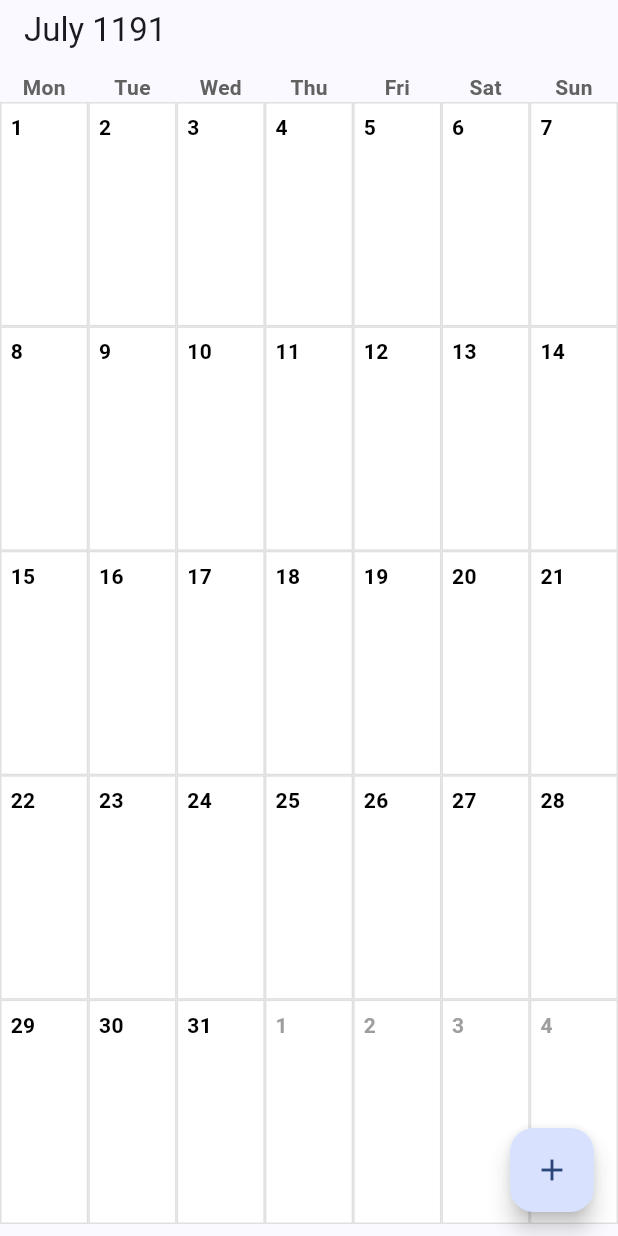
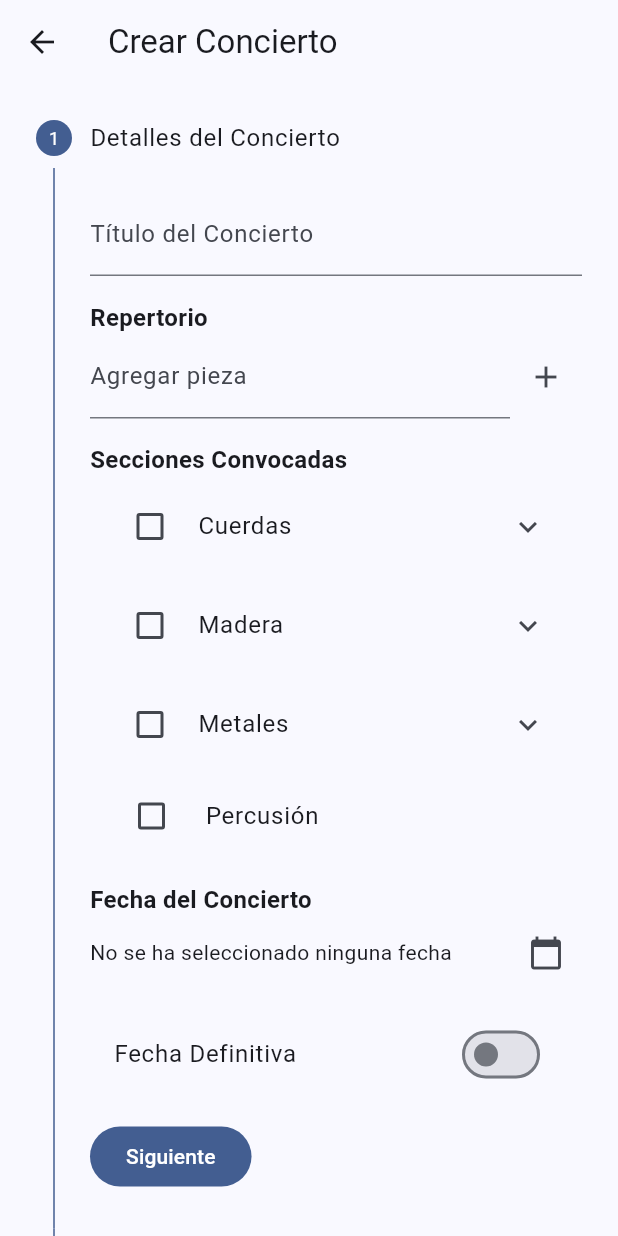
Before and after one commit to Binaretech/orchestra-rehearsal-scheduler, a Flutter app: the screen it shows after launch, after a tap on the "add" icon, on a phone screen of 412 x 824 dp. Run offline on Flutter 3.47's test engine with Material 3 defaults, Android fonts, the phone set to English and light mode, and no system bars.

Commit message:
WIP create concert form

```diff
--- a/lib/screens/calendar_page.dart
+++ b/lib/screens/calendar_page.dart
@@ -1,5 +1,6 @@
 import 'package:flutter/material.dart';
 import 'package:intl/intl.dart';
+import 'package:orchestra_rehearsal_scheduler/screens/create_concert_page.dart';
 import 'package:orchestra_rehearsal_scheduler/widgets/calendar/calendar.dart';
 
 class CalendarPage extends StatefulWidget {
@@ -39,7 +40,9 @@ class CalendarPageState extends State<CalendarPage> {
       ),
       floatingActionButton: FloatingActionButton(
         onPressed: () {
-          // You can navigate to the page to add an event
+          Navigator.of(context).push(MaterialPageRoute(
+            builder: (context) => const CreateConcertPage(),
+          ));
         },
         child: const Icon(Icons.add),
       ),
--- /dev/null
+++ b/lib/screens/create_concert_page.dart
@@ -0,0 +1,16 @@
+import 'package:flutter/material.dart';
+import 'package:orchestra_rehearsal_scheduler/widgets/create_concert/create_concert_form.dart';
+
+class CreateConcertPage extends StatelessWidget {
+  const CreateConcertPage({super.key});
+
+  @override
+  Widget build(BuildContext context) {
+    return Scaffold(
+      appBar: AppBar(
+        title: const Text('Crear Concierto'),
+      ),
+      body: const CreateConcertForm(),
+    );
+  }
+}
--- /dev/null
+++ b/lib/widgets/create_concert/concert_info_form.dart
@@ -0,0 +1,239 @@
+import 'package:flutter/material.dart';
+import 'package:intl/intl.dart';
+
+class ConcertInfoForm extends StatefulWidget {
+  final Function(
+    String title,
+    List<String> repertoire,
+    Set<String> sections,
+    Map<String, Set<String>> selectedInstruments,
+    bool isDefinitive,
+    DateTime? selectedDate,
+  ) onSubmit;
+
+  const ConcertInfoForm({
+    super.key,
+    required this.onSubmit,
+  });
+
+  @override
+  ConcertInfoFormState createState() => ConcertInfoFormState();
+}
+
+class ConcertInfoFormState extends State<ConcertInfoForm> {
+  final GlobalKey<FormState> formKey = GlobalKey<FormState>();
+
+  String title = '';
+  List<String> repertoire = [];
+  String currentPiece = '';
+  Set<String> sections = {};
+
+  static const Map<String, Set<String>> instruments = {
+    'Cuerdas': {'Violín 1', 'Violín 2', 'Viola', 'Cello', 'Contrabajo'},
+    'Madera': {'Flauta', 'Oboe', 'Clarinete', 'Fagot'},
+    'Metales': {'Trompeta', 'Trombón', 'Tuba', 'Trompa'},
+  };
+  Map<String, Set<String>> selectedInstruments = {
+    'Cuerdas': {},
+    'Madera': {},
+    'Metales': {},
+  };
+
+  bool isDefinitive = false;
+  DateTime? selectedDate;
+
+  Future<void> _selectDate(BuildContext context) async {
+    final DateTime? picked = await showDatePicker(
+      context: context,
+      initialDate: DateTime.now(),
+      firstDate: DateTime(2021),
+      lastDate: DateTime(2101),
+    );
+    if (picked != null && picked != selectedDate) {
+      setState(() {
+        selectedDate = picked;
+      });
+    }
+  }
+
+  @override
+  Widget build(BuildContext context) {
+    return Form(
+      key: formKey,
+      child: Column(
+        crossAxisAlignment: CrossAxisAlignment.start,
+        children: [
+          TextFormField(
+            decoration:
+                const InputDecoration(labelText: 'Título del Concierto'),
+            validator: (value) {
+              if (value == null || value.isEmpty) {
+                return 'Por favor ingresa el título del concierto';
+              }
+              return null;
+            },
+            onSaved: (value) {
+              title = value ?? '';
+            },
+          ),
+          const SizedBox(height: 16),
+          const Text(
+            'Repertorio',
+            style: TextStyle(fontSize: 16, fontWeight: FontWeight.bold),
+          ),
+          Row(
+            children: [
+              Expanded(
+                child: TextFormField(
+                  decoration: const InputDecoration(labelText: 'Agregar pieza'),
+                  onChanged: (value) {
+                    currentPiece = value;
+                  },
+                ),
+              ),
+              IconButton(
+                icon: const Icon(Icons.add),
+                onPressed: () {
+                  if (currentPiece.isNotEmpty) {
+                    setState(() {
+                      repertoire.add(currentPiece);
+                      currentPiece = '';
+                    });
+                  }
+                },
+              ),
+            ],
+          ),
+          Wrap(
+            children: repertoire
+                .map((piece) => Chip(
+                      label: Text(piece),
+                      onDeleted: () {
+                        setState(() {
+                          repertoire.remove(piece);
+                        });
+                      },
+                    ))
+                .toList(),
+          ),
+          const SizedBox(height: 16),
+          const Text(
+            'Secciones Convocadas',
+            style: TextStyle(fontSize: 16, fontWeight: FontWeight.bold),
+          ),
+          ...instruments.keys.map((section) {
+            return ExpansionTile(
+              title: Row(
+                children: [
+                  Checkbox(
+                    value: sections.contains(section),
+                    onChanged: (bool? value) {
+                      setState(() {
+                        if (value == true) {
+                          sections.add(section);
+                          selectedInstruments[section] =
+                              Set.from(instruments[section]!);
+                        } else {
+                          sections.remove(section);
+                          selectedInstruments[section]?.clear();
+                        }
+                      });
+                    },
+                  ),
+                  const SizedBox(width: 8),
+                  Text(
+                    section,
+                    style: const TextStyle(fontSize: 16),
+                  ),
+                ],
+              ),
+              initiallyExpanded: sections.contains(section),
+              children: instruments[section]!
+                  .map((instrument) => CheckboxListTile(
+                        title: Text(instrument),
+                        value:
+                            selectedInstruments[section]!.contains(instrument),
+                        onChanged: (bool? value) {
+                          setState(() {
+                            if (value == true) {
+                              selectedInstruments[section]!.add(instrument);
+                            } else {
+                              selectedInstruments[section]!.remove(instrument);
+                            }
+                            if (selectedInstruments[section]!.length ==
+                                instruments[section]!.length) {
+                              sections.add(section);
+                            } else {
+                              sections.remove(section);
+                            }
+                          });
+                        },
+                      ))
+                  .toList(),
+            );
+          }),
+          CheckboxListTile(
+            title: const Text('Percusión'),
+            value: sections.contains('Percusión'),
+            contentPadding: const EdgeInsets.only(left: 21),
+            onChanged: (bool? value) {
+              setState(() {
+                if (value == true) {
+                  sections.add('Percusión');
+                } else {
+                  sections.remove('Percusión');
+                }
+              });
+            },
+            controlAffinity: ListTileControlAffinity.leading,
+          ),
+          const SizedBox(height: 16),
+          const Text(
+            'Fecha del Concierto',
+            style: TextStyle(fontSize: 16, fontWeight: FontWeight.bold),
+          ),
+          Row(
+            children: [
+              Expanded(
+                child: Text(selectedDate == null
+                    ? 'No se ha seleccionado ninguna fecha'
+                    : DateFormat('dd/MM/yyyy').format(selectedDate!)),
+              ),
+              IconButton(
+                icon: const Icon(Icons.calendar_today),
+                onPressed: () => _selectDate(context),
+              ),
+            ],
+          ),
+          const SizedBox(height: 16),
+          SwitchListTile(
+            title: const Text('Fecha Definitiva'),
+            value: isDefinitive,
+            onChanged: (bool value) {
+              setState(() {
+                isDefinitive = value;
+              });
+            },
+          ),
+          const SizedBox(height: 16),
+          FilledButton(
+            onPressed: () {
+              if (formKey.currentState!.validate()) {
+                formKey.currentState!.save();
+                widget.onSubmit(
+                  title,
+                  repertoire,
+                  sections,
+                  selectedInstruments,
+                  isDefinitive,
+                  selectedDate,
+                );
+              }
+            },
+            child: const Text('Siguiente'),
+          ),
+        ],
+      ),
+    );
+  }
+}
--- /dev/null
+++ b/lib/widgets/create_concert/create_concert_form.dart
@@ -0,0 +1,78 @@
+import 'package:flutter/material.dart';
+import 'package:orchestra_rehearsal_scheduler/widgets/create_concert/concert_info_form.dart';
+import 'package:orchestra_rehearsal_scheduler/widgets/create_concert/musicians_form.dart';
+
+class CreateConcertForm extends StatefulWidget {
+  const CreateConcertForm({super.key});
+
+  @override
+  CreateConcertFormState createState() => CreateConcertFormState();
+}
+
+class CreateConcertFormState extends State<CreateConcertForm> {
+  final formKey = GlobalKey<FormState>();
+  int currentStep = 0;
+
+  Set<String> sections = {};
+  Map<String, Set<String>> selectedInstruments = {};
+
+  bool validateForm() {
+    return formKey.currentState?.validate() ?? false;
+  }
+
+  void onSubmit(
+    Map<String, Map<String, List<List<String>>>> selectedMusicians,
+  ) {
+    ScaffoldMessenger.of(context).showSnackBar(
+      const SnackBar(content: Text('Concierto creado con éxito')),
+    );
+  }
+
+  void onBack() {
+    setState(() {
+      currentStep = 0;
+    });
+  }
+
+  void onSubmitInfo(
+      String title,
+      List<String> repertoire,
+      Set<String> sections,
+      Map<String, Set<String>> selectedInstruments,
+      bool isDefinitive,
+      DateTime? selectedDate) {
+    setState(() {
+      this.sections = sections;
+      this.selectedInstruments = selectedInstruments;
+      currentStep = 1;
+    });
+  }
+
+  @override
+  Widget build(BuildContext context) {
+    return Stepper(
+      controlsBuilder: (context, details) => Container(),
+      currentStep: currentStep,
+      steps: [
+        Step(
+          title: const Text('Detalles del Concierto'),
+          isActive: currentStep >= 0,
+          state: currentStep > 0 ? StepState.complete : StepState.indexed,
+          content: ConcertInfoForm(
+            onSubmit: onSubmitInfo,
+          ),
+        ),
+        Step(
+          title: const Text('Asignar Músicos'),
+          isActive: currentStep >= 1,
+          content: MusiciansForm(
+            sections: sections,
+            selectedInstruments: selectedInstruments,
+            onBack: onBack,
+            onSubmit: onSubmit,
+          ),
+        ),
+      ],
+    );
+  }
+}
```
Also changed, not shown: lib/widgets/create_concert/musicians_form.dart (added, +154 -0 lines).
